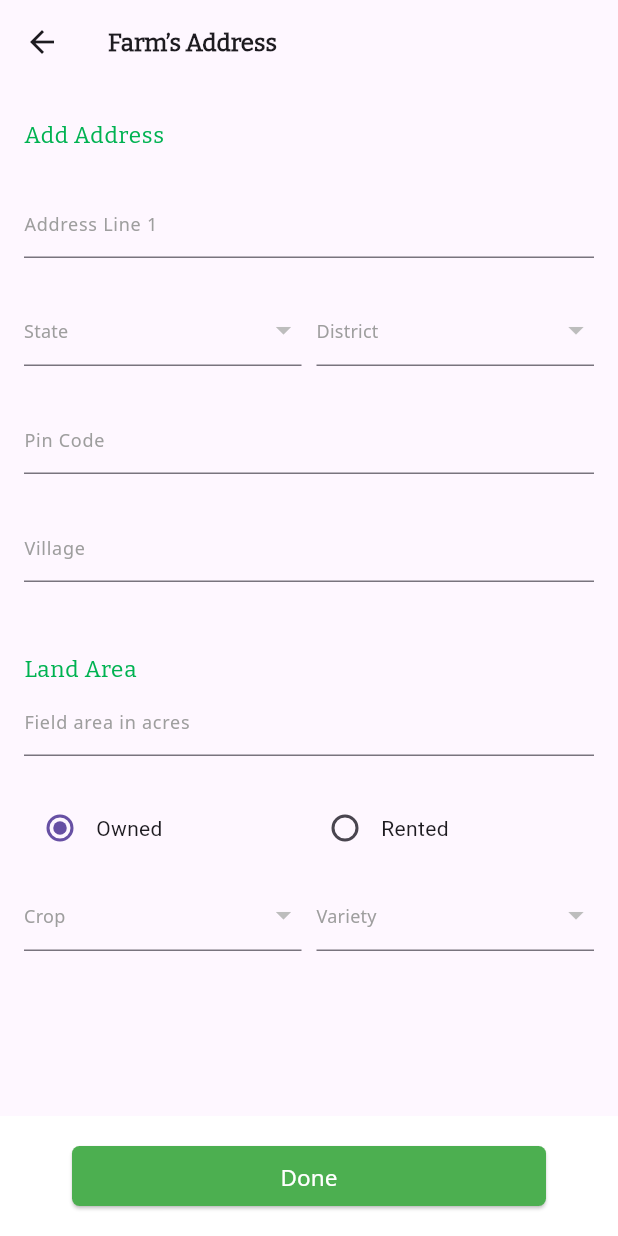
After one commit to Vikank/agrisarathi, a Flutter app: the AddFarmLand screen opened directly, on a phone screen of 412 x 824 dp. The commit adds this screen. Run offline on Flutter 3.47's test engine with Material 3 defaults, Android fonts, the phone set to English and light mode, and no system bars; our stand-ins replace audioplayers, cached_network_image, carousel_slider, chewie, fluttertoast, get and 8 more; missing offline and left inert: dart:ffi, tutorial_coach_mark; accounts and stored records are empty; network calls fail.

Commit message:
add farm land completed.

```diff
--- a/lib/controllers/farmer/farmer_address_controller.dart
+++ b/lib/controllers/farmer/farmer_address_controller.dart
@@ -12,10 +12,15 @@ import '../../utils/helper_functions.dart';
 class FarmerAddressController extends GetxController{
 
   RxBool loading = false.obs;
+  RxBool isLand = true.obs;
   final addressLine = TextEditingController();
   final pinCode = TextEditingController();
   int? state;
   int? district;
+  var crops = [].obs;
+  var selectedCropId;
+  var varieties = [].obs;
+  var selectedVarietyId;
   final village = TextEditingController();
   String? farmerId;
   int? userLanguage;
@@ -23,11 +28,20 @@ class FarmerAddressController extends GetxController{
   RxList<dynamic> districts = <dynamic>[].obs;
   final landArea = TextEditingController();
 
+  var selectedPropertyType = 'Owned'.obs;
+
+  void setSelectedPropertyType(String value) {
+    selectedPropertyType.value = value;
+    isLand.value = (value == 'Owned');
+    log("value of isLand is ${isLand.value}");
+  }
+
   @override
   void onInit(){
     super.onInit();
     getFarmerId();
     fetchStates();
+    fetchCrops();
     getUserLanguage();
   }
 
@@ -39,7 +53,7 @@ class FarmerAddressController extends GetxController{
 
   void getUserLanguage() async{
     userLanguage = await HelperFunctions.getUserLanguage();
-    log("UserRole $userLanguage");
+    log("UserLanguage $userLanguage");
   }
 
 // Fetch all states from API
@@ -92,7 +106,36 @@ class FarmerAddressController extends GetxController{
     }
   }
 
+  void fetchCrops() async {
+    final response = await http.get(Uri.parse('https://api.agrisarathi.com/api/GetInitialScreenCrops?user_language=1'));
+    if (response.statusCode == 200) {
+      final jsonData = jsonDecode(response.body);
+      jsonData.forEach((key, value) {
+        value.forEach((crop) {
+          crops.add({
+            'id': crop['id'].toString(),
+            'name': crop['crop_name'],
+          });
+        });
+      });
+    }
+  }
 
+  void fetchVarieties(String cropId) async {
+    log("aaya variety me ${cropId}");
+    final response = await http.get(Uri.parse('https://api.agrisarathi.com/api/GetCropVariety?crop_id=$cropId'));
+    log("aaya response me ${response.body}");
+    if (response.statusCode == 200) {
+      final jsonData = jsonDecode(response.body);
+      varieties.clear();
+      jsonData['data'].forEach((variety) {
+        varieties.add({
+          'id': variety['id'].toString(),
+          'name': variety['variety'],
+        });
+      });
+    }
+  }
 
   Future<void> postFarmerAddress() async {
     loading.value = true;
@@ -101,7 +144,9 @@ class FarmerAddressController extends GetxController{
         ApiEndPoints.baseUrl + ApiEndPoints.authEndpoints.createFarmerAddress);
     var body = {
       "userid" : int.parse(farmerId!),
-      "user_language": 1,
+      "crop_id": selectedCropId,
+      "is_land": isLand.value,
+      "variety_id": selectedVarietyId,
       "address":addressLine.text,
       "state":state,
       "district":district,
@@ -110,21 +155,22 @@ class FarmerAddressController extends GetxController{
       "pincode": int.parse(pinCode.text)
     };
     log("data: ${jsonEncode(body)}");
-    http.Response response =
-    await http.post(url, body: jsonEncode(body), headers: headers);
-    final json = jsonDecode(response.body);
-    if (response.statusCode == 200 || response.statusCode == 201) {
-      addressLine.clear();
-      village.clear();
-      landArea.clear();
-      addressLine.clear();
-      Get.to(() => SelectCropScreen());
-      Get.snackbar("Success", json['message'].toString(), snackPosition: SnackPosition.BOTTOM);
-      loading.value = false;
-    } else {
-      loading.value = false;
-      Get.snackbar("Error", json['message'].toString(), snackPosition: SnackPosition.BOTTOM);
-    }
+    // http.Response response =
+    // await http.post(url, body: jsonEncode(body), headers: headers);
+    // final json = jsonDecode(response.body);
+    // if (response.statusCode == 200 || response.statusCode == 201) {
+    //   addressLine.clear();
+    //   village.clear();
+    //   landArea.clear();
+    //   addressLine.clear();
+    //   Get.snackbar("Success", json['message'].toString(), snackPosition: SnackPosition.BOTTOM);
+    //
+    //   Get.back();
+    //   loading.value = false;
+    // } else {
+    //   loading.value = false;
+    //   Get.snackbar("Error", json['message'].toString(), snackPosition: SnackPosition.BOTTOM);
+    // }
   }
 
 
--- /dev/null
+++ b/lib/screens/farmer/add_farm/add_farm_land.dart
@@ -0,0 +1,405 @@
+import 'package:flutter/material.dart';
+import 'package:get/get.dart';
+
+import '../../../controllers/farmer/farmer_address_controller.dart';
+import '../../../utils/color_constants.dart';
+import '../../../widgets/custom_elevated_button.dart';
+
+class AddFarmLand extends StatelessWidget {
+  final FarmerAddressController farmerAddressController =
+  Get.put(FarmerAddressController());
+  final _formKey = GlobalKey<FormState>();
+
+  @override
+  Widget build(BuildContext context) {
+    return Scaffold(
+      resizeToAvoidBottomInset: true,
+      appBar: AppBar(
+        title: Text("Farm’s_Address".tr,
+            style: TextStyle(
+                fontSize: 16,
+                fontWeight: FontWeight.w700,
+                fontFamily: 'Bitter')),
+        // centerTitle: true,
+        automaticallyImplyLeading: false,
+        leading: GestureDetector(
+            onTap: () {
+              Get.back();
+            },
+            child: const Icon(Icons.arrow_back_outlined)),
+      ),
+      body: Padding(
+        padding: const EdgeInsets.symmetric(horizontal: 16.0, vertical: 24),
+        child: SingleChildScrollView(
+          child: Form(
+            key: _formKey,
+            child: Column(
+              crossAxisAlignment: CrossAxisAlignment.start,
+              children: [
+                Text("Add_Address".tr,
+                    style: Theme.of(context).textTheme.labelMedium!.copyWith(
+                        fontFamily: 'Bitter',
+                        color: ColorConstants.primaryColor)),
+                SizedBox(
+                  height: 24,
+                ),
+                TextFormField(
+                  controller: farmerAddressController.addressLine,
+                  cursorColor: ColorConstants.primaryColor,
+                  decoration: InputDecoration(
+                    focusedBorder: UnderlineInputBorder(
+                      borderSide:
+                      BorderSide(color: ColorConstants.primaryColor),
+                    ),
+                    hintStyle: const TextStyle(
+                      fontWeight: FontWeight.w400,
+                      color: Colors.grey,
+                      fontSize: 12,
+                      fontFamily: 'NotoSans',
+                    ),
+                    hintText: "Address_Line_1".tr,
+                  ),
+                  validator: (value) {
+                    if (value!.isEmpty) {
+                      return 'Please enter address';
+                    }
+                    return null;
+                  },
+                ),
+                SizedBox(
+                  height: 24,
+                ),
+                Row(
+                  children: [
+                    Expanded(
+                      child: Obx(() {
+                        return DropdownButtonFormField<String>(
+                          isExpanded: true,
+                          decoration: InputDecoration(
+                            focusedBorder: UnderlineInputBorder(
+                              borderSide: BorderSide(
+                                  color: ColorConstants.primaryColor),
+                            ),
+                          ),
+                          hint: Text(
+                            'State'.tr,
+                            style: const TextStyle(
+                              fontWeight: FontWeight.w400,
+                              color: Colors.grey,
+                              fontSize: 12,
+                              fontFamily: 'NotoSans',
+                            ),
+                          ),
+                          validator: (value) {
+                            if (value!.isEmpty) {
+                              return 'Please choose state';
+                            }
+                            return null;
+                          },
+                          value: farmerAddressController.state != null
+                              ? farmerAddressController.state.toString()
+                              : null,
+                          items: farmerAddressController.states
+                              .map<DropdownMenuItem<String>>((state) {
+                            return DropdownMenuItem(
+                              value: state['state'],
+                              child: Text(state['state']),
+                            );
+                          }).toList(),
+                          onChanged: (String? newValue) {
+                            int selectedStateId = farmerAddressController.states
+                                .firstWhere((element) =>
+                            element['state'] == newValue)['id'];
+                            farmerAddressController.fetchDistricts(
+                                selectedStateId); // Fetch districts on state change
+                            farmerAddressController.state = selectedStateId;
+                          },
+                        );
+                      }),
+                    ),
+                    SizedBox(width: 10,),
+                    Expanded(
+                      child: Obx(() {
+                        return DropdownButtonFormField<String>(
+                          isExpanded: true,
+                          decoration: InputDecoration(
+                            focusedBorder: UnderlineInputBorder(
+                              borderSide: BorderSide(
+                                  color: ColorConstants.primaryColor),
+                            ),
+                          ),
+                          hint: Text(
+                            'District'.tr,
+                            style: const TextStyle(
+                              fontWeight: FontWeight.w400,
+                              color: Colors.grey,
+                              fontSize: 12,
+                              fontFamily: 'NotoSans',
+                            ),
+                          ),
+                          validator: (value) {
+                            if (value!.isEmpty) {
+                              return 'Please choose district';
+                            }
+                            return null;
+                          },
+                          value: farmerAddressController.district != null
+                              ? farmerAddressController.district.toString()
+                              : null,
+                          items: farmerAddressController.districts
+                              .map<DropdownMenuItem<String>>((district) {
+                            return DropdownMenuItem<String>(
+                              value: district['district'],
+                              child: Text(district['district']),
+                            );
+                          }).toList(),
+                          onChanged: (String? newValue) {
+                            int selectedDistrictId = farmerAddressController.districts
+                                .firstWhere((element) =>
+                            element['district'] == newValue)['id'];
+                            farmerAddressController.district = selectedDistrictId;
+                          },
+                        );
+                      }),
+                    ),
+                  ],
+                ),
+                SizedBox(
+                  height: 24,
+                ),
+                TextFormField(
+                  controller: farmerAddressController.pinCode,
+                  cursorColor: ColorConstants.primaryColor,
+                  keyboardType: TextInputType.phone,
+                  decoration: InputDecoration(
+                    focusedBorder: UnderlineInputBorder(
+                      borderSide:
+                      BorderSide(color: ColorConstants.primaryColor),
+                    ),
+                    hintStyle: const TextStyle(
+                      fontWeight: FontWeight.w400,
+                      color: Colors.grey,
+                      fontSize: 12,
+                      fontFamily: 'NotoSans',
+                    ),
+                    hintText: "Pin_Code".tr,
+                  ),
+                  validator: (value) {
+                    if (value!.isEmpty) {
+                      return 'Please enter pin code';
+                    }
+                    return null;
+                  },
+                ),
+                SizedBox(
+                  height: 24,
+                ),
+                TextFormField(
+                  controller: farmerAddressController.village,
+                  cursorColor: ColorConstants.primaryColor,
+                  decoration: InputDecoration(
+                    focusedBorder: UnderlineInputBorder(
+                      borderSide:
+                      BorderSide(color: ColorConstants.primaryColor),
+                    ),
+                    hintStyle: const TextStyle(
+                      fontWeight: FontWeight.w400,
+                      color: Colors.grey,
+                      fontSize: 12,
+                      fontFamily: 'NotoSans',
+                    ),
+                    hintText: "Village".tr,
+                  ),
+                  validator: (value) {
+                    if (value!.isEmpty) {
+                      return 'Please enter village';
+                    }
+                    return null;
+                  },
+                ),
+                SizedBox(
+                  height: 48,
+                ),
+                Text("Add_Land_Area".tr,
+                    style: Theme.of(context).textTheme.labelMedium!.copyWith(
+                        fontFamily: 'Bitter',
+                        color: ColorConstants.primaryColor)),
+                TextFormField(
+                  controller: farmerAddressController.landArea,
+                  cursorColor: ColorConstants.primaryColor,
+                  decoration: InputDecoration(
+                    focusedBorder: UnderlineInputBorder(
+                      borderSide:
+                      BorderSide(color: ColorConstants.primaryColor),
+                    ),
+                    hintStyle: const TextStyle(
+                      fontWeight: FontWeight.w400,
+                      color: Colors.grey,
+                      fontSize: 12,
+                      fontFamily: 'NotoSans',
+                    ),
+                    hintText: "Field_area_in_acres".tr,
+                  ),
+                  validator: (value) {
+                    if (value!.isEmpty) {
+                      return 'Please enter land area';
+                    }
+                    return null;
+                  },
+                ),
+                SizedBox(height: 24,),
+                Row(
+                  children: [
+                    Expanded(
+                      child: Row(
+                        children: [
+                          Obx(() => Radio<String>(
+                            value: 'Owned',
+                            groupValue: farmerAddressController.selectedPropertyType.value,
+                            onChanged: (value) {
+                              farmerAddressController.setSelectedPropertyType(value!);
+                            },
+                          )),
+                          Text('Owned'),
+                        ],
+                      ),
+                    ),
+                    Expanded(
+                      child: Row(
+                        children: [
+                          Obx(() => Radio<String>(
+                            value: 'Rented',
+                            groupValue: farmerAddressController.selectedPropertyType.value,
+                            onChanged: (value) {
+                              farmerAddressController.setSelectedPropertyType(value!);
+                            },
+                          )),
+                          Text('Rented'),
+                        ],
+                      ),
+                    ),
+                  ],
+                ),
+                SizedBox(height: 10,),
+                Row(
+                  children: [
+                    Expanded(
+                      child: Obx(() {
+                        return DropdownButtonFormField<String>(
+                          isExpanded: true,
+                          decoration: InputDecoration(
+                            focusedBorder: UnderlineInputBorder(
+                              borderSide: BorderSide(
+                                  color: ColorConstants.primaryColor),
+                            ),
+                          ),
+                          hint: Text(
+                            'Crop'.tr,
+                            style: const TextStyle(
+                              fontWeight: FontWeight.w400,
+                              color: Colors.grey,
+                              fontSize: 12,
+                              fontFamily: 'NotoSans',
+                            ),
+                          ),
+                          validator: (value) {
+                            if (value!.isEmpty) {
+                              return 'Please choose crop';
+                            }
+                            return null;
+                          },
+                          value: farmerAddressController.selectedCropId != null
+                              ? farmerAddressController.selectedCropId.toString()
+                              : null,
+                          items: farmerAddressController.crops
+                              .map<DropdownMenuItem<String>>((crop) {
+                            return DropdownMenuItem(
+                              value: crop['id'],
+                              child: Text(crop['name']),
+                            );
+                          }).toList(),
+                          onChanged: (String? newValue) {
+                            farmerAddressController.selectedCropId = newValue;
+                            farmerAddressController.fetchVarieties(newValue!);
+                          },
+                        );
+                      }),
+                    ),
+                    SizedBox(width: 10,),
+                    Expanded(
+                      child: Obx(() {
+                        return DropdownButtonFormField<String>(
+                          isExpanded: true,
+                          decoration: InputDecoration(
+                            focusedBorder: UnderlineInputBorder(
+                              borderSide: BorderSide(
+                                  color: ColorConstants.primaryColor),
+                            ),
+                          ),
+                          hint: Text(
+                            'Variety'.tr,
+                            style: const TextStyle(
+                              fontWeight: FontWeight.w400,
+                              color: Colors.grey,
+                              fontSize: 12,
+                              fontFamily: 'NotoSans',
+                            ),
+                          ),
+                          validator: (value) {
+                            if (value!.isEmpty) {
+                              return 'Please choose variety';
+                            }
+                            return null;
+                          },
+                          value: farmerAddressController.selectedVarietyId != null
+                              ? farmerAddressController.selectedVarietyId.toString()
+                              : null,
+                          items: farmerAddressController.varieties
+                              .map<DropdownMenuItem<String>>((variety) {
+                            return DropdownMenuItem<String>(
+                              value: variety['id'],
+                              child: Text(variety['name']),
+                            );
+                          }).toList(),
+                          onChanged: (String? newValue) {
+                            farmerAddressController.selectedVarietyId = newValue;
+                          },
+                        );
+                      }),
+                    ),
+                  ],
+                ),
+              ],
+            ),
+          ),
+        ),
+      ),
+      bottomNavigationBar: Obx(() {
+        return BottomAppBar(
+          color: Colors.white,
+          elevation: 10,
+          child: Padding(
+            padding: const EdgeInsets.symmetric(horizontal: 32.0, vertical: 8),
+            child: CustomElevatedButton(
+              buttonColor: Colors.green,
+              onPress: () {
+                if (_formKey.currentState!.validate()) {
+                  farmerAddressController.postFarmerAddress();
+                }
+                },
+              widget: farmerAddressController.loading.value
+                  ? progressIndicator()
+                  : Text(
+                "Done".tr,
+                style: TextStyle(
+                    fontFamily: 'NotoSans',
+                    fontSize: 15,
+                    fontWeight: FontWeight.w500),
+              ),
+            ),
+          ),
+        );
+      }),
+    );
+  }
+}
--- a/lib/screens/farmer/dashboard/farmer_home_screen.dart
+++ b/lib/screens/farmer/dashboard/farmer_home_screen.dart
@@ -28,7 +28,7 @@ class FarmerHomeScreen extends StatelessWidget {
 
   static List<Widget> _textOptions = <Widget>[
     Text("agrisarthi".tr),
-    Text("MyFarms".tr),
+    Text("Farm_land".tr),
     Text("Community".tr),
     Text("Mandi".tr),
   ];
--- a/lib/utils/messages_translation.dart
+++ b/lib/utils/messages_translation.dart
@@ -241,7 +241,7 @@ class MessagesTranslation extends Translations{
       "How_to_earn_points": "How to earn points",
       "Clear_Notification": "Clear Notification",
       "Another_crop": "Another crop",
-      "Farm_land": "Farm land",
+      "Farm_land": "Farm lands",
       "Tutorial": "Tutorial",
       "Learn_with_video_how_to_do_it": "Learn with video, how to do it",
       "Camera": "Camera",
```
Also changed, not shown: lib/screens/farmer/dashboard/my_farms_widget.dart (+111 -2 lines).
